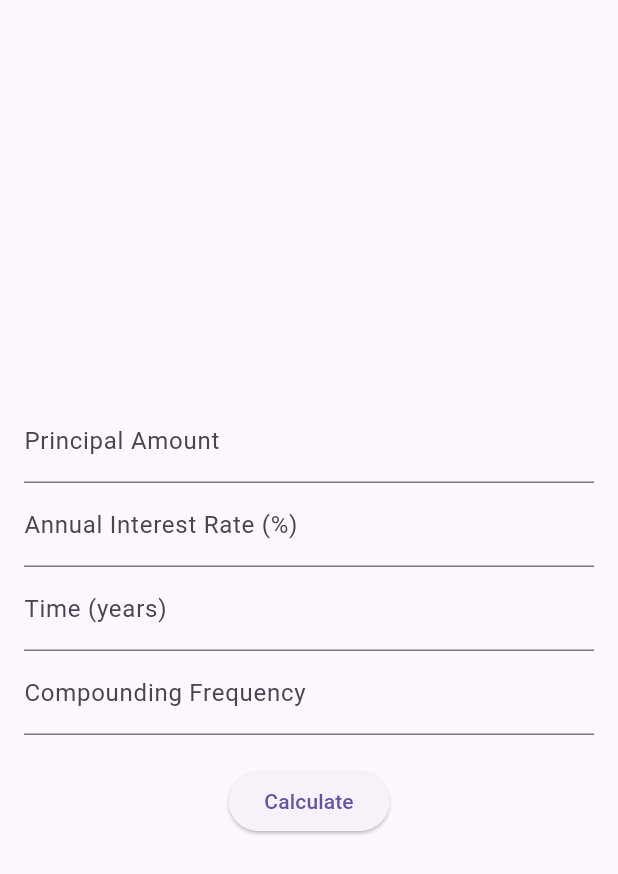
After one commit to Akib-Mahmud-Omio/Quidvy, a Flutter app: the Bottom screen opened directly, after a tap on "CmpCalculator", on a phone screen of 412 x 824 dp. The commit adds this screen. Shown: the top 874 px of the screen. Run offline on Flutter 3.47's test engine with Material 3 defaults, Android fonts, the phone set to English and light mode, and no system bars; our stand-ins replace cloud_firestore, firebase_auth, firebase_core, firebase_messaging, syncfusion_flutter_charts; accounts and stored records are empty.

Commit message:
calculator

```diff
--- a/lib/pages/app_drawer.dart
+++ b/lib/pages/app_drawer.dart
@@ -1,7 +1,9 @@
 import 'package:flutter/material.dart';
 import 'package:quidvy/pages/help.dart';
 import 'package:quidvy/pages/about_us.dart';
-
+import 'package:quidvy/pages/interest_calculator.dart';
+import 'package:quidvy/pages/currency.dart';
+import 'package:quidvy/pages/compound_calculator.dart';
 
 class app_drawer extends StatefulWidget {
   const app_drawer({Key? key}) : super(key: key);
@@ -47,11 +49,33 @@ class _app_drawerstate extends State<app_drawer>{
               },
             ),
             ListTile(
-              leading: Icon(Icons.dark_mode),
-              title: Text('Dark Mode'),
+              leading: Icon(Icons.calculate),
+              title: Text('IntCalculator'),
               onTap: () {
-                print('Dark Mode button tapped');
-                Navigator.pop(context);
+                Navigator.push(
+                  context,
+                  MaterialPageRoute(builder: (context) => InterestCalculator()),
+                );
+              },
+            ),
+            ListTile(
+              leading: Icon(Icons.calculate),
+              title: Text('CuConverter'),
+              onTap: () {
+                Navigator.push(
+                  context,
+                  MaterialPageRoute(builder: (context) => CurrencyConverter()),
+                );
+              },
+            ),
+            ListTile(
+              leading: Icon(Icons.calculate),
+              title: Text('CmpCalculator'),
+              onTap: () {
+                Navigator.push(
+                  context,
+                  MaterialPageRoute(builder: (context) => CompoundInterestCalculator()),
+                );
               },
             ),
             ListTile(
--- /dev/null
+++ b/lib/pages/compound_calculator.dart
@@ -0,0 +1,74 @@
+import 'package:flutter/material.dart';
+import 'dart:math';
+class CompoundInterestCalculator extends StatefulWidget {
+  @override
+  _CompoundInterestCalculatorState createState() =>
+      _CompoundInterestCalculatorState();
+}
+
+class _CompoundInterestCalculatorState
+    extends State<CompoundInterestCalculator> {
+  TextEditingController principalController = TextEditingController();
+  TextEditingController rateController = TextEditingController();
+  TextEditingController timeController = TextEditingController();
+  TextEditingController frequencyController = TextEditingController();
+
+  double calculateCompoundInterest() {
+    double principal = double.parse(principalController.text);
+    double rate = double.parse(rateController.text) / 100;
+    double time = double.parse(timeController.text);
+    int frequency = int.parse(frequencyController.text);
+
+    double compoundInterest =
+        principal * pow((1 + rate / frequency), frequency * time) - principal;
+
+    return compoundInterest;
+  }
+
+  @override
+  Widget build(BuildContext context) {
+    return Scaffold(
+      body: Padding(
+      padding: const EdgeInsets.all(16.0),
+      child: Column(
+        crossAxisAlignment: CrossAxisAlignment.center,
+        mainAxisAlignment: MainAxisAlignment.center,
+        children: [
+          TextField(
+            controller: principalController,
+            keyboardType: TextInputType.number,
+            decoration: InputDecoration(labelText: 'Principal Amount'),
+          ),
+          TextField(
+            controller: rateController,
+            keyboardType: TextInputType.number,
+            decoration: InputDecoration(labelText: 'Annual Interest Rate (%)'),
+          ),
+          TextField(
+            controller: timeController,
+            keyboardType: TextInputType.number,
+            decoration: InputDecoration(labelText: 'Time (years)'),
+          ),
+          TextField(
+            controller: frequencyController,
+            keyboardType: TextInputType.number,
+            decoration: InputDecoration(labelText: 'Compounding Frequency'),
+          ),
+          SizedBox(height: 20),
+          ElevatedButton(
+            onPressed: () {
+              double compoundInterest = calculateCompoundInterest();
+              ScaffoldMessenger.of(context).showSnackBar(
+                SnackBar(
+                  content: Text('Compound Interest: $compoundInterest'),
+                ),
+              );
+            },
+            child: Text('Calculate'),
+          ),
+        ],
+      ),
+    ),
+    );
+  }
+}
```
Also changed, not shown: lib/pages/currency.dart (added, +55 -0 lines), lib/pages/interest_calculator.dart (added, +68 -0 lines), pubspec.lock.
